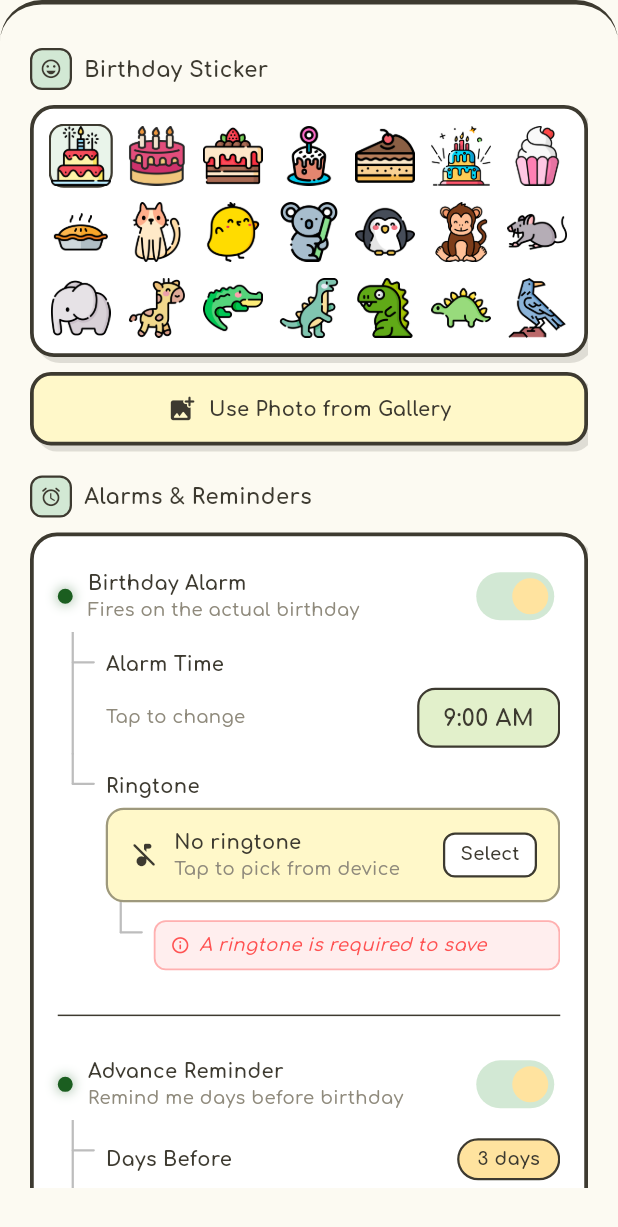
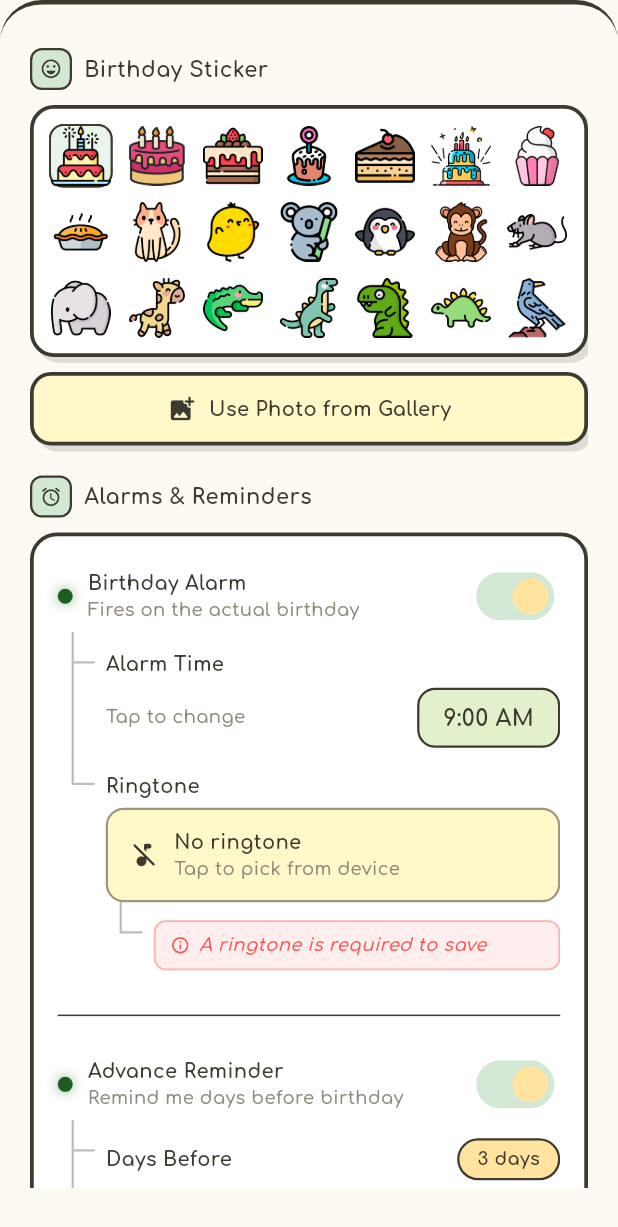
Before and after one commit to KavimugilRajasekar/Saengil-Alrim, a Flutter app: the AddBirthdayScreen widget shown alone on an empty page, opened directly, scrolled down 576 dp, on a phone screen of 412 x 824 dp. Shown: the top 1227 px of the screen. Run offline on Flutter 3.47's test engine with Material 3 defaults, Android fonts, the phone set to English and light mode, and no system bars; our stand-ins replace file_picker, image_picker, shared_preferences; missing offline and left inert: alarm; accounts and stored records are empty.

Commit message:
Updated Screen.

```diff
--- a/lib/screens/add_birthday_screen.dart
+++ b/lib/screens/add_birthday_screen.dart
@@ -540,7 +540,9 @@ class _AddBirthdayScreenState extends State<AddBirthdayScreen>
                   Text(
                     hasRingtone ? selectedName! : 'No ringtone',
                     style: AppStyles.bodyBubblyBold.copyWith(fontSize: 13),
-                    overflow: TextOverflow.ellipsis,
+                    softWrap: true,
+                    maxLines: 3,
+                    overflow: TextOverflow.visible,
                   ),
                   Text(
                     hasRingtone
@@ -549,22 +551,6 @@ class _AddBirthdayScreenState extends State<AddBirthdayScreen>
                     style: AppStyles.captionBubbly,
                   ),
                 ],
-              ),
-            ),
-            Container(
-              padding:
-                  const EdgeInsets.symmetric(horizontal: 10, vertical: 5),
-              decoration: BoxDecoration(
-                color: AppColors.cardBg,
-                borderRadius: BorderRadius.circular(8),
-                border: Border.all(
-                    color: AppColors.accentBorder, width: 1.5),
-              ),
-              child: Text(
-                hasRingtone ? 'Change' : 'Select',
-                style: AppStyles.captionBubbly.copyWith(
-                    fontWeight: FontWeight.bold,
-                    color: AppColors.textDark),
               ),
             ),
           ],
```
